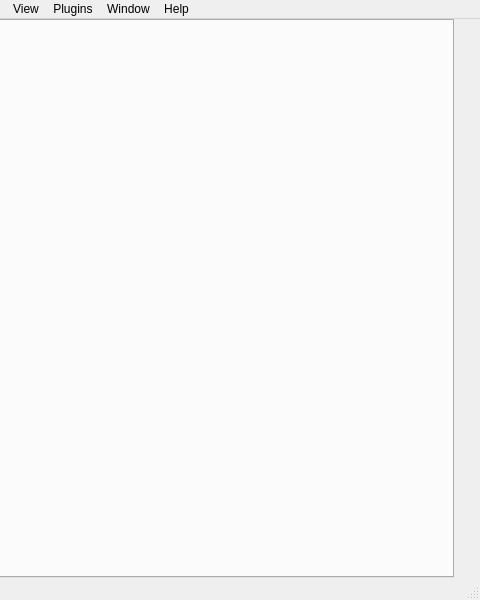
Before: the Qt Designer form design/mainwindow.ui in jedhelmers/Fauxtoshop, drawn with Qt 5; both pictures show x 320 to 800 and y 0 to 600 of the 800 by 600 pixel window.
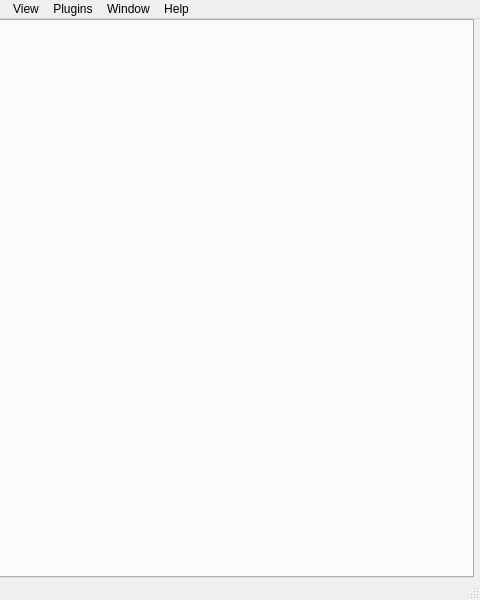
After: the same form once the commit is applied.

Patch:
```diff
--- a/design/mainwindow.ui
+++ b/design/mainwindow.ui
@@ -163,19 +163,6 @@
          <property name="bottomMargin">
           <number>0</number>
          </property>
-         <item>
-          <spacer name="verticalSpacer_2">
-           <property name="orientation">
-            <enum>Qt::Vertical</enum>
-           </property>
-           <property name="sizeHint" stdset="0">
-            <size>
-             <width>20</width>
-             <height>439</height>
-            </size>
-           </property>
-          </spacer>
-         </item>
         </layout>
        </widget>
       </item>
```
Left out of the diff: 15 changed lines with no effect on the pictures.
